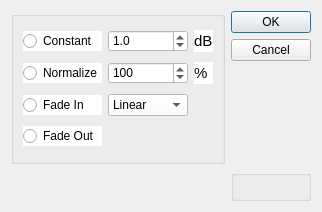
Old version of the form graphic_interface/UI_Files/ChangeVolumeDialog.ui in the repository ECMora/SoundLab.
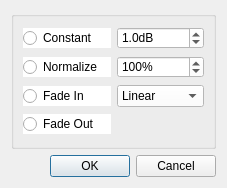
New version of the form.

Commit message: add style change to the dialogs, spectrogram grid best visualization

Diff of the .ui file:
```diff
--- a/graphic_interface/UI_Files/ChangeVolumeDialog.ui
+++ b/graphic_interface/UI_Files/ChangeVolumeDialog.ui
@@ -6,27 +6,56 @@
    <rect>
     <x>0</x>
     <y>0</y>
-    <width>318</width>
-    <height>212</height>
+    <width>227</width>
+    <height>188</height>
    </rect>
   </property>
   <property name="windowTitle">
    <string>Change Volume</string>
   </property>
   <layout class="QGridLayout" name="gridLayout_2">
-   <item row="0" column="0">
+   <item row="3" column="0" colspan="2">
+    <widget class="QDialogButtonBox" name="buttonBox">
+     <property name="orientation">
+      <enum>Qt::Horizontal</enum>
+     </property>
+     <property name="standardButtons">
+      <set>QDialogButtonBox::Cancel|QDialogButtonBox::Ok</set>
+     </property>
+    </widget>
+   </item>
+   <item row="2" column="0" colspan="2">
     <widget class="QGroupBox" name="groupBox_4">
      <property name="title">
       <string/>
      </property>
      <layout class="QGridLayout" name="gridLayout">
-      <item row="0" column="0">
-       <widget class="QRadioButton" name="rbuttonConst">
+      <item row="1" column="0">
+       <widget class="QRadioButton" name="rbuttonNormalize">
         <property name="styleSheet">
          <string notr="true">background-color: rgb(255, 255, 255);</string>
         </property>
         <property name="text">
-         <string>Constant</string>
+         <string>Normalize</string>
+        </property>
+       </widget>
+      </item>
+      <item row="1" column="1">
+       <widget class="QSpinBox" name="spinboxNormalizePercent">
+        <property name="styleSheet">
+         <string notr="true">background-color: rgb(255, 255, 255);</string>
+        </property>
+        <property name="suffix">
+         <string>%</string>
+        </property>
+        <property name="minimum">
+         <number>1</number>
+        </property>
+        <property name="maximum">
+         <number>10000</number>
+        </property>
+        <property name="value">
+         <number>100</number>
         </property>
        </widget>
       </item>
@@ -35,6 +64,9 @@
         <property name="styleSheet">
          <string notr="true">background-color: rgb(255, 255, 255);</string>
         </property>
+        <property name="suffix">
+         <string>dB</string>
+        </property>
         <property name="decimals">
          <number>1</number>
         </property>
@@ -49,44 +81,13 @@
         </property>
        </widget>
       </item>
-      <item row="1" column="1">
-       <widget class="QSpinBox" name="spinboxNormalizePercent">
+      <item row="0" column="0">
+       <widget class="QRadioButton" name="rbuttonConst">
         <property name="styleSheet">
          <string notr="true">background-color: rgb(255, 255, 255);</string>
         </property>
-        <property name="minimum">
-         <number>1</number>
-        </property>
-        <property name="maximum">
-         <number>10000</number>
-        </property>
-        <property name="value">
-         <number>100</number>
-        </property>
-       </widget>
-      </item>
-      <item row="1" column="0">
-       <widget class="QRadioButton" name="rbuttonNormalize">
-        <property name="styleSheet">
-         <string notr="true">background-color: rgb(255, 255, 255);</string>
-        </property>
         <property name="text">
-         <string>Normalize</string>
-        </property>
-       </widget>
-      </item>
-      <item row="0" column="2">
-       <widget class="QLabel" name="label">
-        <property name="font">
-         <font>
-          <pointsize>11</pointsize>
-         </font>
-        </property>
-        <property name="styleSheet">
-         <string notr="true">background-color: rgb(255, 255, 255);</string>
-        </property>
-        <property name="text">
-         <string>dB</string>
+         <string>Constant</string>
         </property>
        </widget>
       </item>
@@ -100,21 +101,6 @@
         </property>
        </widget>
       </item>
-      <item row="1" column="2">
-       <widget class="QLabel" name="label_2">
-        <property name="font">
-         <font>
-          <pointsize>11</pointsize>
-         </font>
-        </property>
-        <property name="styleSheet">
-         <string notr="true">background-color: rgb(255, 255, 255);</string>
-        </property>
-        <property name="text">
-         <string>%</string>
-        </property>
-       </widget>
-      </item>
       <item row="2" column="1">
        <widget class="QComboBox" name="cboxModulationType">
         <property name="styleSheet">
@@ -163,23 +149,6 @@
      </layout>
     </widget>
    </item>
-   <item row="0" column="1">
-    <widget class="QDialogButtonBox" name="buttonBox">
-     <property name="orientation">
-      <enum>Qt::Vertical</enum>
-     </property>
-     <property name="standardButtons">
-      <set>QDialogButtonBox::Cancel|QDialogButtonBox::Ok</set>
-     </property>
-    </widget>
-   </item>
-   <item row="1" column="1">
-    <widget class="QGroupBox" name="groupBox_2">
-     <property name="title">
-      <string/>
-     </property>
-    </widget>
-   </item>
   </layout>
  </widget>
  <resources/>
```
The commit also changes 10 other files.
